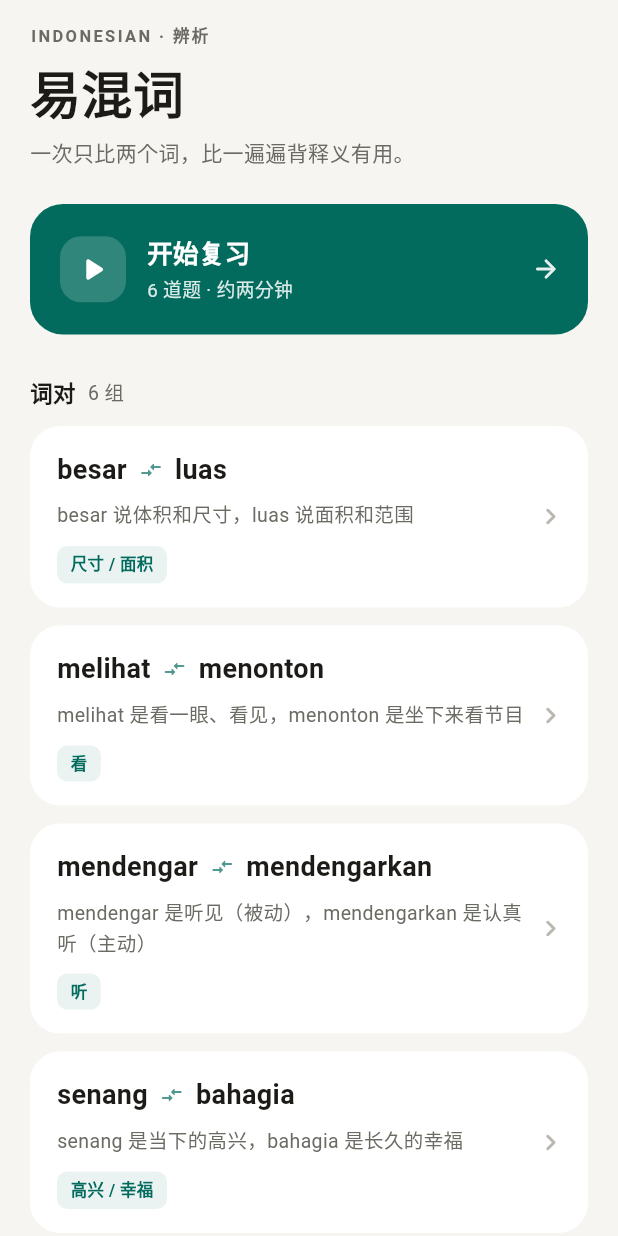
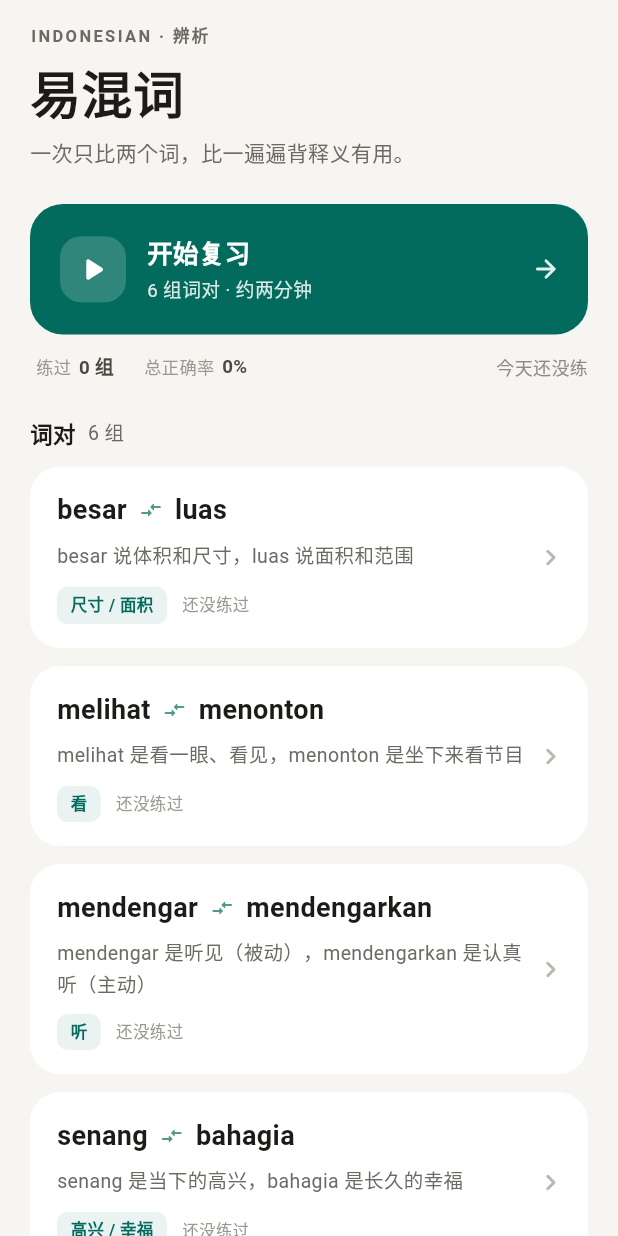
Before and after one commit to BLUEENDDE/megumi-dictionary, a Flutter app: the screen it shows after launch, on a phone screen of 412 x 824 dp. Run offline on Flutter 3.47's test engine with Material 3 defaults, Android fonts, the phone set to English and light mode, and no system bars; our stand-ins replace shared_preferences.

Commit message:
本地进度存储：练习记录持久化，首页显示练过组数与正确率

```diff
--- a/lib/preview_main.dart
+++ b/lib/preview_main.dart
@@ -7,6 +7,7 @@ import 'data/sample_data.dart';
 import 'screens/detail_screen.dart';
 import 'screens/home_screen.dart';
 import 'screens/quiz_screen.dart';
+import 'services/progress_store.dart';
 
 void main() {
   runApp(const PreviewApp());
@@ -18,9 +19,10 @@ class PreviewApp extends StatelessWidget {
   @override
   Widget build(BuildContext context) {
     final screen = Uri.base.queryParameters['screen'] ?? 'home';
+    final store = ProgressStore()..load();
 
     final Widget home = switch (screen) {
-      'detail' => DetailScreen(pair: samplePairs.first),
+      'detail' => DetailScreen(pair: samplePairs.first, store: store),
       'quiz' => QuizScreen(pairs: samplePairs),
       'quiz-right' => QuizScreen(pairs: samplePairs, previewAnswer: 'right'),
       'quiz-wrong' => QuizScreen(pairs: samplePairs, previewAnswer: 'wrong'),
--- a/lib/screens/detail_screen.dart
+++ b/lib/screens/detail_screen.dart
@@ -1,13 +1,15 @@
 import 'package:flutter/material.dart';
 
 import '../models/word_pair.dart';
+import '../services/progress_store.dart';
 import '../widgets/ui_kit.dart';
 import 'quiz_screen.dart';
 
 class DetailScreen extends StatelessWidget {
   final WordPair pair;
+  final ProgressStore store;
 
-  const DetailScreen({super.key, required this.pair});
+  const DetailScreen({super.key, required this.pair, required this.store});
 
   @override
   Widget build(BuildContext context) {
@@ -121,7 +123,7 @@ class DetailScreen extends StatelessWidget {
             ),
             onPressed: () {
               Navigator.of(context).push(
-                fadeUpRoute(QuizScreen(pairs: [pair])),
+                fadeUpRoute(QuizScreen(pairs: [pair], store: store)),
               );
             },
             icon: const Icon(Icons.bolt_rounded, size: 20),
--- a/lib/screens/home_screen.dart
+++ b/lib/screens/home_screen.dart
@@ -1,14 +1,37 @@
 import 'package:flutter/material.dart';
 
 import '../models/word_pair.dart';
+import '../services/progress_store.dart';
 import '../widgets/ui_kit.dart';
 import 'detail_screen.dart';
 import 'quiz_screen.dart';
 
-class HomeScreen extends StatelessWidget {
+class HomeScreen extends StatefulWidget {
   final List<WordPair> pairs;
 
   const HomeScreen({super.key, required this.pairs});
+
+  @override
+  State<HomeScreen> createState() => _HomeScreenState();
+}
+
+class _HomeScreenState extends State<HomeScreen> {
+  final ProgressStore _store = ProgressStore();
+
+  @override
+  void initState() {
+    super.initState();
+    _store.load().then((_) {
+      if (mounted) setState(() {});
+    });
+  }
+
+  Future<void> _openQuiz(List<WordPair> pairs) async {
+    await Navigator.of(context).push(
+      fadeUpRoute(QuizScreen(pairs: pairs, store: _store)),
+    );
+    if (mounted) setState(() {});
+  }
 
   @override
   Widget build(BuildContext context) {
@@ -48,13 +71,13 @@ class HomeScreen extends StatelessWidget {
             ),
             const SizedBox(height: 24),
             _ReviewBanner(
-              count: pairs.length,
+              subtitle: _bannerSubtitle(),
               color: scheme.primary,
-              onTap: () => Navigator.of(context).push(
-                fadeUpRoute(QuizScreen(pairs: pairs)),
+              onTap: () => _openQuiz(widget.pairs),
             ),
-            ),
-            const SizedBox(height: 28),
+            const SizedBox(height: 12),
+            _StatsRow(store: _store),
+            const SizedBox(height: 24),
             Row(
               children: [
                 const Text(
@@ -67,20 +90,26 @@ class HomeScreen extends StatelessWidget {
                 ),
                 const SizedBox(width: 8),
                 Text(
-                  '${pairs.length} 组',
+                  '${widget.pairs.length} 组',
                   style: const TextStyle(fontSize: 13, color: muted),
                 ),
               ],
             ),
             const SizedBox(height: 12),
-            for (final pair in pairs)
+            for (final pair in widget.pairs)
               Padding(
                 padding: const EdgeInsets.only(bottom: 12),
                 child: _PairCard(
                   pair: pair,
-                  onTap: () => Navigator.of(context).push(
-                    fadeUpRoute(DetailScreen(pair: pair)),
+                  stat: _store.statFor(pair.id),
+                  onTap: () async {
+                    await Navigator.of(context).push(
+                      fadeUpRoute(
+                        DetailScreen(pair: pair, store: _store),
                       ),
+                    );
+                    if (mounted) setState(() {});
+                  },
                 ),
               ),
           ],
@@ -88,15 +117,80 @@ class HomeScreen extends StatelessWidget {
       ),
     );
   }
+
+  String _bannerSubtitle() {
+    if (!_store.isLoaded) return '${widget.pairs.length} 组词对';
+    if (_store.todayCount == 0) {
+      return '${widget.pairs.length} 组词对 · 约两分钟';
+    }
+    return '今天已练 ${_store.todayCount} 题 · 继续加油';
+  }
+}
+
+class _StatsRow extends StatelessWidget {
+  final ProgressStore store;
+
+  const _StatsRow({required this.store});
+
+  @override
+  Widget build(BuildContext context) {
+    if (!store.isLoaded) return const SizedBox.shrink();
+
+    const muted = Color(0xFF8E8C82);
+
+    return Padding(
+      padding: const EdgeInsets.only(left: 4),
+      child: Row(
+        children: [
+          _Stat(label: '练过', value: '${store.trainedPairs} 组'),
+          const SizedBox(width: 20),
+          _Stat(label: '总正确率', value: '${store.overallAccuracy}%'),
+          const Spacer(),
+          Text(
+            store.todayCount == 0 ? '今天还没练' : '今天 ${store.todayCount} 题',
+            style: const TextStyle(fontSize: 12, color: muted),
+          ),
+        ],
+      ),
+    );
+  }
+}
+
+class _Stat extends StatelessWidget {
+  final String label;
+  final String value;
+
+  const _Stat({required this.label, required this.value});
+
+  @override
+  Widget build(BuildContext context) {
+    return Row(
+      children: [
+        Text(
+          label,
+          style: const TextStyle(fontSize: 11.5, color: Color(0xFF9A988F)),
+        ),
+        const SizedBox(width: 5),
+        Text(
+          value,
+          style: const TextStyle(
+            fontSize: 12.5,
+            fontWeight: FontWeight.w700,
+            color: Color(0xFF4A4941),
+          ),
+        ),
+      ],
+    );
+  }
 }
 
 class _ReviewBanner extends StatelessWidget {
-  final int count;
+  final String subtitle;
   final Color color;
   final VoidCallback onTap;
 
   const _ReviewBanner({
-    required this.count,
+    required this.subtitle,
     required this.color,
     required this.onTap,
   });
@@ -141,7 +235,7 @@ class _ReviewBanner extends StatelessWidget {
                     ),
                     const SizedBox(height: 4),
                     Text(
-                      '$count 道题 · 约两分钟',
+                      subtitle,
                       style: TextStyle(
                         fontSize: 12.5,
                         color: Colors.white.withValues(alpha: 0.85),
@@ -165,9 +259,14 @@ class _ReviewBanner extends StatelessWidget {
 
 class _PairCard extends StatelessWidget {
   final WordPair pair;
+  final PairStat stat;
   final VoidCallback onTap;
 
-  const _PairCard({required this.pair, required this.onTap});
+  const _PairCard({
+    required this.pair,
+    required this.stat,
+    required this.onTap,
+  });
 
   @override
   Widget build(BuildContext context) {
@@ -190,7 +289,6 @@ class _PairCard extends StatelessWidget {
                   crossAxisAlignment: CrossAxisAlignment.start,
                   children: [
                     Row(
-                      crossAxisAlignment: CrossAxisAlignment.center,
                       children: [
                         Flexible(
                           child: Text(
@@ -238,6 +336,8 @@ class _PairCard extends StatelessWidget {
                       ),
                     ),
                     const SizedBox(height: 10),
+                    Row(
+                      children: [
                         Container(
                           padding: const EdgeInsets.symmetric(
                             horizontal: 9,
@@ -256,6 +356,18 @@ class _PairCard extends StatelessWidget {
                             ),
                           ),
                         ),
+                        const SizedBox(width: 10),
+                        Text(
+                          stat.untrained
+                              ? '还没练过'
+                              : '练 ${stat.seen} 次 · ${stat.accuracyPercent}%',
+                          style: const TextStyle(
+                            fontSize: 11,
+                            color: Color(0xFF9A988F),
+                          ),
+                        ),
+                      ],
+                    ),
                   ],
                 ),
               ),
--- /dev/null
+++ b/lib/services/progress_store.dart
@@ -0,0 +1,121 @@
+import 'dart:convert';
+
+import 'package:shared_preferences/shared_preferences.dart';
+
+/// 一组词的练习记录。
+class PairStat {
+  final int seen;
+  final int right;
+
+  const PairStat({this.seen = 0, this.right = 0});
+
+  bool get untrained => seen == 0;
+
+  double get accuracy => seen == 0 ? 0 : right / seen;
+
+  int get accuracyPercent => (accuracy * 100).round();
+}
+
+/// 本地进度：存在 SharedPreferences 里，关掉 App 也不会丢。
+class ProgressStore {
+  static const _prefsKey = 'progress_v1';
+  static const _keepDays = 60;
+
+  final Map<String, PairStat> _pairs = {};
+  final Map<String, int> _daily = {};
+
+  bool _loaded = false;
+
+  bool get isLoaded => _loaded;
+
+  Future<void> load() async {
+    final prefs = await SharedPreferences.getInstance();
+    final raw = prefs.getString(_prefsKey);
+    if (raw != null && raw.isNotEmpty) {
+      try {
+        final data = jsonDecode(raw) as Map<String, dynamic>;
+        final pairs = data['pairs'] as Map<String, dynamic>? ?? {};
+        pairs.forEach((key, value) {
+          final item = value as Map<String, dynamic>;
+          _pairs[key] = PairStat(
+            seen: (item['seen'] as num?)?.toInt() ?? 0,
+            right: (item['right'] as num?)?.toInt() ?? 0,
+          );
+        });
+        final daily = data['daily'] as Map<String, dynamic>? ?? {};
+        daily.forEach((key, value) {
+          _daily[key] = (value as num).toInt();
+        });
+      } catch (_) {
+        // 数据坏了就从头开始，不让它把整个 App 拖崩。
+      }
+    }
+    _loaded = true;
+  }
+
+  PairStat statFor(String pairId) => _pairs[pairId] ?? const PairStat();
+
+  int get todayCount => _daily[_todayKey()] ?? 0;
+
+  /// 已经练过的组数。
+  int get trainedPairs => _pairs.values.where((s) => s.seen > 0).length;
+
+  /// 总正确率（只算练过的）。
+  int get overallAccuracy {
+    var seen = 0;
+    var right = 0;
+    for (final s in _pairs.values) {
+      seen += s.seen;
+      right += s.right;
+    }
+    return seen == 0 ? 0 : (right / seen * 100).round();
+  }
+
+  Future<void> record(String pairId, bool isRight) async {
+    final current = statFor(pairId);
+    _pairs[pairId] = PairStat(
+      seen: current.seen + 1,
+      right: current.right + (isRight ? 1 : 0),
+    );
+
+    final key = _todayKey();
+    _daily[key] = (_daily[key] ?? 0) + 1;
+
+    if (_daily.length > _keepDays) {
+      final keys = _daily.keys.toList()..sort();
+      for (final old in keys.take(_daily.length - _keepDays)) {
+        _daily.remove(old);
+      }
+    }
+
+    await _save();
+  }
+
+  Future<void> reset() async {
+    _pairs.clear();
+    _daily.clear();
+    final prefs = await SharedPreferences.getInstance();
+    await prefs.remove(_prefsKey);
+  }
+
+  Future<void> _save() async {
+    final prefs = await SharedPreferences.getInstance();
+    final data = <String, dynamic>{
+      'pairs': _pairs.map(
+        (key, value) => MapEntry(key, {
+          'seen': value.seen,
+          'right': value.right,
+        }),
+      ),
+      'daily': _daily,
+    };
+    await prefs.setString(_prefsKey, jsonEncode(data));
+  }
+
+  String _todayKey() {
+    final now = DateTime.now();
+    final month = now.month.toString().padLeft(2, '0');
+    final day = now.day.toString().padLeft(2, '0');
+    return '${now.year}-$month-$day';
+  }
+}
--- a/pubspec.yaml
+++ b/pubspec.yaml
@@ -34,6 +34,7 @@ dependencies:
   # The following adds the Cupertino Icons font to your application.
   # Use with the CupertinoIcons class for iOS style icons.
   cupertino_icons: ^1.0.8
+  shared_preferences: ^2.5.6
 
 dev_dependencies:
   flutter_test:
```
Also changed, not shown: lib/screens/quiz_screen.dart (+10 -1 lines), pubspec.lock, 6 other files. Lines whose indentation alone changed are shown as unchanged.
